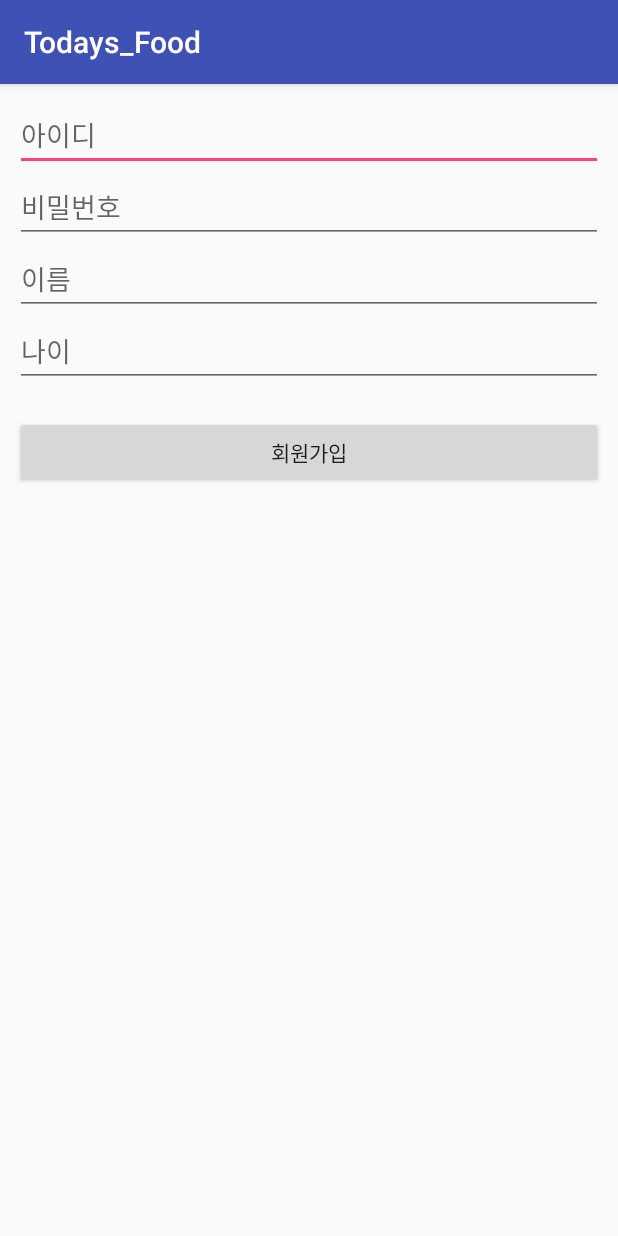
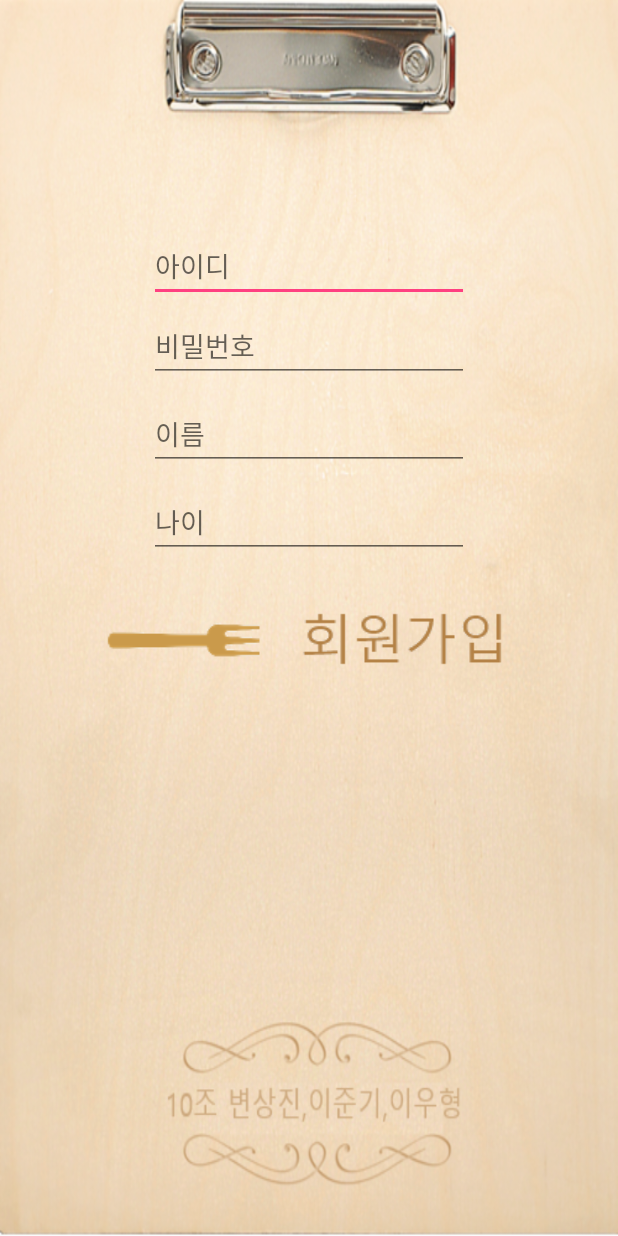
Before and after one commit to Byunsangjin/Todays_Food, an Android app: the RegisterActivity screen opened directly, with no data from a screen before it, on a phone screen of 412 x 824 dp. Run offline under Robolectric (Android 15) with nearby library versions, the phone set to English and light mode, and no system bars; our stand-ins replace Volley; network calls fail.

Commit message:
1. Version 1.0 완성 2. 음식 사진 일부 변경 / 버튼 사진 추가 / UI 변경
2018.6.10 13:56
변상진

```diff
--- a/app/src/main/AndroidManifest.xml
+++ b/app/src/main/AndroidManifest.xml
@@ -20,7 +20,6 @@
         <activity android:name=".LoginActivity">
             <intent-filter>
                 <action android:name="android.intent.action.MAIN" />
-
                 <category android:name="android.intent.category.LAUNCHER" />
             </intent-filter>
         </activity>
--- a/app/src/main/java/fragment/androidtown/org/todays_food/LastResultActivity.java
+++ b/app/src/main/java/fragment/androidtown/org/todays_food/LastResultActivity.java
@@ -4,13 +4,13 @@ import android.content.Intent;
 import android.os.Bundle;
 import android.support.v7.app.AppCompatActivity;
 import android.view.View;
-import android.widget.Button;
+import android.widget.ImageButton;
 import android.widget.ImageView;
 import android.widget.Toast;
 
 public class LastResultActivity extends AppCompatActivity {
     ImageView lastResultImage;
-    Button searchButton;
+    ImageButton searchButton;
     int[] images = {R.drawable.food1, R.drawable.food2, R.drawable.food3, R.drawable.food4, R.drawable.food5, R.drawable.food6, R.drawable.food7, R.drawable.food8 };
 
     @Override
@@ -22,7 +22,7 @@ public class LastResultActivity extends AppCompatActivity {
         final int imageNum = intent.getIntExtra("lastResult", -1 );
 
         lastResultImage = (ImageView)findViewById(R.id.lastResultImage);
-        searchButton = (Button)findViewById(R.id.searchButton);
+        searchButton = (ImageButton)findViewById(R.id.searchButton);
 
         if(imageNum==-1)
             Toast.makeText(getApplicationContext(), "선택 한 음식이 아무것도 없습니다", Toast.LENGTH_LONG).show();
--- a/app/src/main/java/fragment/androidtown/org/todays_food/RegisterActivity.java
+++ b/app/src/main/java/fragment/androidtown/org/todays_food/RegisterActivity.java
@@ -5,8 +5,8 @@ import android.os.Bundle;
 import android.support.v7.app.AlertDialog;
 import android.support.v7.app.AppCompatActivity;
 import android.view.View;
-import android.widget.Button;
 import android.widget.EditText;
+import android.widget.ImageButton;
 
 import com.android.volley.RequestQueue;
 import com.android.volley.Response;
@@ -27,7 +27,7 @@ public class RegisterActivity extends AppCompatActivity {
         final EditText nameText = (EditText)findViewById(R.id.nameText);
         final EditText ageText = (EditText)findViewById(R.id.ageText);
 
-        Button registerButton = (Button)findViewById(R.id.registerButton);
+        ImageButton registerButton = (ImageButton)findViewById(R.id.registerButton);
 
         registerButton.setOnClickListener(new View.OnClickListener() {
             @Override
--- a/app/src/main/java/fragment/androidtown/org/todays_food/ResultActivity.java
+++ b/app/src/main/java/fragment/androidtown/org/todays_food/ResultActivity.java
@@ -4,7 +4,7 @@ import android.content.Intent;
 import android.os.Bundle;
 import android.support.v7.app.AppCompatActivity;
 import android.view.View;
-import android.widget.Button;
+import android.widget.ImageButton;
 import android.widget.ImageView;
 
 public class ResultActivity extends AppCompatActivity {
@@ -16,7 +16,7 @@ public class ResultActivity extends AppCompatActivity {
         super.onCreate(savedInstanceState);
         setContentView(R.layout.activity_result);
 
-        Button searchButton = (Button)findViewById(R.id.searchButton);
+        ImageButton searchButton = (ImageButton)findViewById(R.id.searchButton);
         resultImage = (ImageView)findViewById(R.id.resultImage);
 
         Intent intent = getIntent();
--- a/app/src/main/res/layout/activity_food_world_cup.xml
+++ b/app/src/main/res/layout/activity_food_world_cup.xml
@@ -4,7 +4,8 @@
     xmlns:tools="http://schemas.android.com/tools"
     android:layout_width="match_parent"
     android:layout_height="match_parent"
-    tools:context="fragment.androidtown.org.todays_food.FoodWorldCupActivity">
+    tools:context="fragment.androidtown.org.todays_food.FoodWorldCupActivity"
+    android:background="@drawable/back1">
 
     <TextView
         android:id="@+id/titleText"
@@ -13,7 +14,7 @@
         android:layout_alignParentTop="true"
         android:layout_centerHorizontal="true"
         android:text="8강"
-        android:textAppearance="@style/TextAppearance.AppCompat.Display1"
+        android:textAppearance="@style/TextAppearance.AppCompat.Display2"
         android:textStyle="bold" />
 
     <LinearLayout
--- a/app/src/main/res/layout/activity_register.xml
+++ b/app/src/main/res/layout/activity_register.xml
@@ -5,17 +5,15 @@
     android:layout_width="match_parent"
     android:layout_height="match_parent"
     tools:context="fragment.androidtown.org.todays_food.RegisterActivity"
-    android:layout_margin="10dp">
+    android:background="@drawable/back">
 
     <EditText
         android:id="@+id/idText"
         android:layout_width="wrap_content"
         android:layout_height="wrap_content"
-        android:layout_alignParentEnd="true"
-        android:layout_alignParentLeft="true"
-        android:layout_alignParentRight="true"
-        android:layout_alignParentStart="true"
         android:layout_alignParentTop="true"
+        android:layout_centerHorizontal="true"
+        android:layout_marginTop="153dp"
         android:ems="10"
         android:hint="아이디"
         android:inputType="textPersonName" />
@@ -24,11 +22,13 @@
         android:id="@+id/passwordText"
         android:layout_width="wrap_content"
         android:layout_height="wrap_content"
-        android:layout_alignParentEnd="true"
-        android:layout_alignParentLeft="true"
-        android:layout_alignParentRight="true"
-        android:layout_alignParentStart="true"
+        android:layout_alignEnd="@+id/idText"
+        android:layout_alignLeft="@+id/idText"
+        android:layout_alignRight="@+id/idText"
+        android:layout_alignStart="@+id/idText"
         android:layout_below="@+id/idText"
+        android:layout_marginBottom="5dp"
+        android:layout_marginTop="5dp"
         android:ems="10"
         android:hint="비밀번호"
         android:inputType="textPersonName" />
@@ -37,11 +37,13 @@
         android:id="@+id/nameText"
         android:layout_width="wrap_content"
         android:layout_height="wrap_content"
-        android:layout_alignParentEnd="true"
-        android:layout_alignParentLeft="true"
-        android:layout_alignParentRight="true"
-        android:layout_alignParentStart="true"
+        android:layout_alignEnd="@+id/passwordText"
+        android:layout_alignLeft="@+id/passwordText"
+        android:layout_alignRight="@+id/passwordText"
+        android:layout_alignStart="@+id/passwordText"
         android:layout_below="@+id/passwordText"
+        android:layout_marginBottom="5dp"
+        android:layout_marginTop="5dp"
         android:ems="10"
         android:hint="이름"
         android:inputType="textPersonName" />
@@ -50,16 +52,18 @@
         android:id="@+id/ageText"
         android:layout_width="wrap_content"
         android:layout_height="wrap_content"
-        android:layout_alignParentEnd="true"
-        android:layout_alignParentLeft="true"
-        android:layout_alignParentRight="true"
-        android:layout_alignParentStart="true"
+        android:layout_alignEnd="@+id/nameText"
+        android:layout_alignLeft="@+id/passwordText"
+        android:layout_alignRight="@+id/nameText"
+        android:layout_alignStart="@+id/passwordText"
         android:layout_below="@+id/nameText"
+        android:layout_marginBottom="5dp"
+        android:layout_marginTop="5dp"
         android:ems="10"
         android:hint="나이"
         android:inputType="textPersonName" />
 
-    <Button
+    <ImageButton
         android:id="@+id/registerButton"
         android:layout_width="wrap_content"
         android:layout_height="wrap_content"
@@ -68,7 +72,8 @@
         android:layout_alignParentRight="true"
         android:layout_alignParentStart="true"
         android:layout_below="@+id/ageText"
-        android:layout_marginTop="19dp"
-        android:text="회원가입" />
+        android:src="@drawable/registerbutton"
+        android:layout_marginTop="30dp"
+        android:background="#0000ff00"/>
 
 </RelativeLayout>
--- a/app/src/main/res/values/styles.xml
+++ b/app/src/main/res/values/styles.xml
@@ -6,6 +6,8 @@
         <item name="colorPrimary">@color/colorPrimary</item>
         <item name="colorPrimaryDark">@color/colorPrimaryDark</item>
         <item name="colorAccent">@color/colorAccent</item>
+        <item name="windowNoTitle">true</item> <!-- 타이틀바 제거 -->
+        <item name="android:windowFullscreen">true</item> <!-- 풀스크린 -->
     </style>
 
 </resources>
```
Also changed, not shown: app/src/main/java/fragment/androidtown/org/todays_food/FoodWorldCupActivity.java (+20 -20 lines), app/src/main/java/fragment/androidtown/org/todays_food/SearchRestaurantActivity.java (+5 -5 lines), app/src/main/res/layout/activity_last_result.xml (+13 -6 lines), app/src/main/res/layout/activity_result.xml (+6 -4 lines), app/src/main/res/layout/activity_search_restaurant.xml (+13 -8 lines), app/src/main/res/drawable/back1.png (added), app/src/main/res/drawable/food4.png, app/src/main/res/drawable/food6.png, app/src/main/res/drawable/map.png (added), app/src/main/res/drawable/searchbutton.PNG (added).
